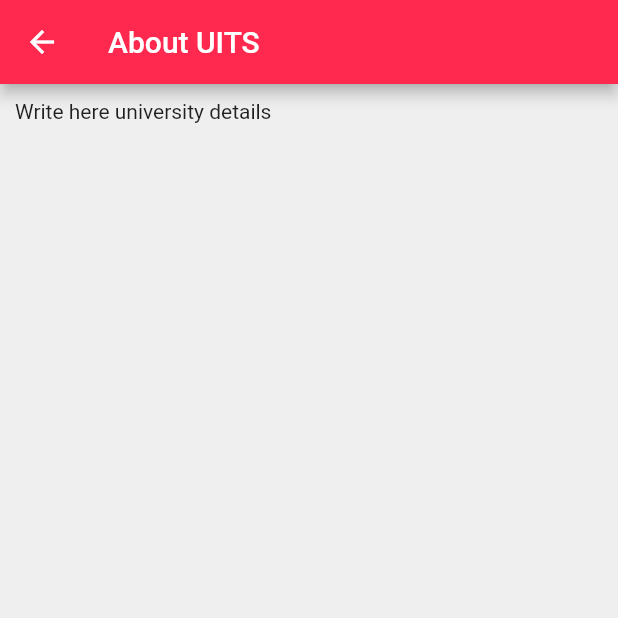
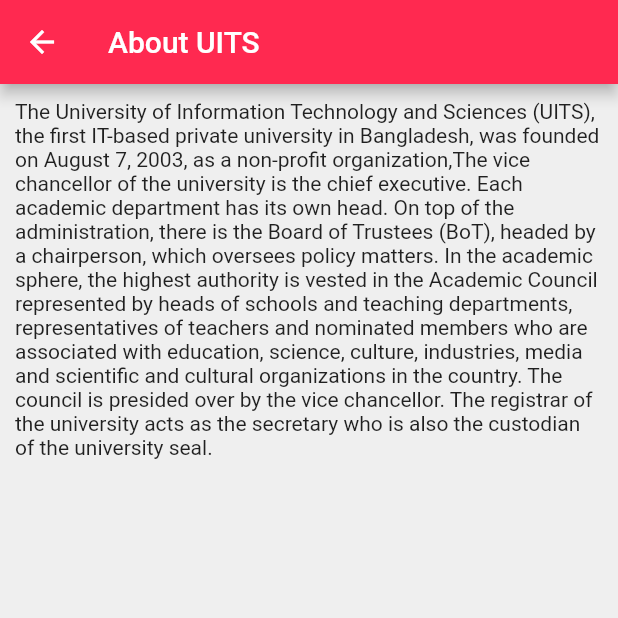
Before and after one commit to sagordev/learning-space, a Flutter app: the Uits screen opened directly, on a phone screen of 412 x 824 dp, the top half of it. Run offline on Flutter 3.47's test engine with Material 2 defaults, Android fonts, the phone set to English and light mode, and no system bars.

Commit message:
this is my UITS commit.

```diff
--- a/lib/views/app/dashboard/tabs/infoBooth/details/uits.dart
+++ b/lib/views/app/dashboard/tabs/infoBooth/details/uits.dart
@@ -16,7 +16,13 @@ class _Uits extends State<Uits>{
       ),
       body: Container(
         padding: EdgeInsets.all(10),
-        child: Text("Write here university details")
+        child: Text("The University of Information Technology and Sciences (UITS), "
+            "the first IT-based private university in Bangladesh, was founded on August 7, 2003, as a non-profit organization,"
+            "The vice chancellor of the university is the chief executive. Each academic department has its own head. On top of the administration,"
+            " there is the Board of Trustees (BoT), headed by a chairperson, which oversees policy matters. "
+            "In the academic sphere, the highest authority is vested in the Academic Council represented by heads of schools and teaching departments,"
+            " representatives of teachers and nominated members who are associated with education, science, culture, industries, media and scientific and cultural organizations in the country. "
+            "The council is presided over by the vice chancellor. The registrar of the university acts as the secretary who is also the custodian of the university seal.")
       )
     );
   }
```
